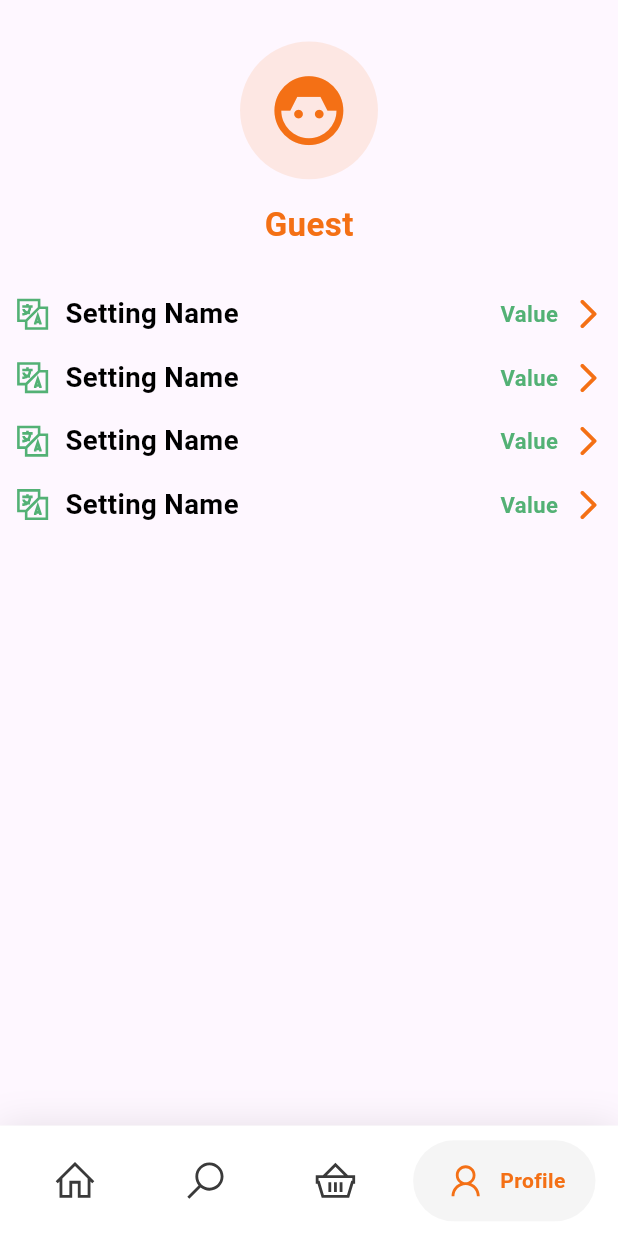
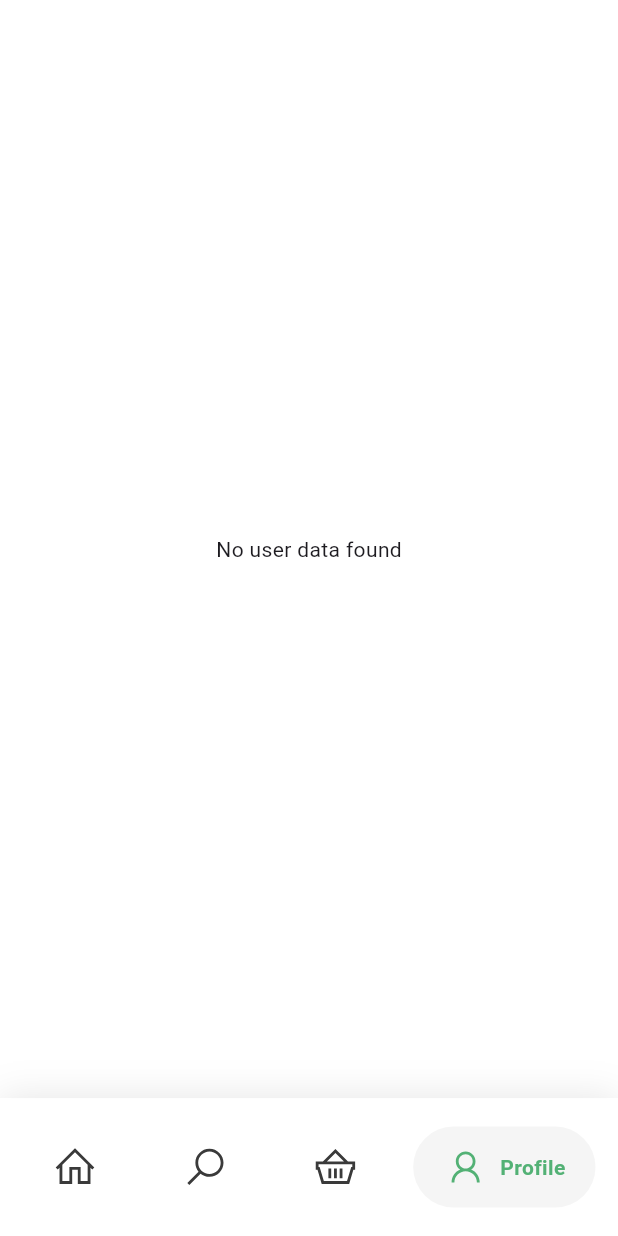
Before and after one commit to aliarfeen/vorratgo, a Flutter app: the MainNavigationScreen screen opened by its route, item 4 of the bottom bar chosen, on a phone screen of 412 x 824 dp. Run offline on Flutter 3.47's test engine with Material 3 defaults, Android fonts, the light colour scheme and no system bars; drawn by our look-alikes of google_nav_bar; our stand-ins replace bloc, cloud_firestore, dio, equatable, firebase_auth, firebase_core and 9 more; accounts and stored records are empty; statements that could not run were skipped.

Commit message:
performed Profile center UI / logic / DI

```diff
--- a/lib/core/DI/web_services/web_services_di.dart
+++ b/lib/core/DI/web_services/web_services_di.dart
@@ -3,6 +3,7 @@ import 'package:dio/dio.dart';
 import 'package:get_it/get_it.dart';
 import 'package:shared_preferences/shared_preferences.dart';
 import 'package:firebase_auth/firebase_auth.dart';
+import 'package:vorratgo/core/data/repository/local_repository.dart';
 import 'package:vorratgo/core/data/repository/user_repository.dart';
 import 'package:vorratgo/core/data/repository/user_repository_impl.dart';
 import 'package:vorratgo/core/network/api_service.dart';
@@ -13,19 +14,16 @@ import 'package:vorratgo/features/products/data/repository/products_repo_impleme
 import 'package:vorratgo/features/products/data/sources/product_remote_data_source_impl.dart';
 import 'package:vorratgo/core/cubits/user_auth_cubit/firebase_email_password_auth_cubit.dart';
 import 'package:vorratgo/core/cubits/user_profile_cubit/user_profile_cubit.dart';
+import 'package:vorratgo/features/profile_center/cubit/user_center_cubit.dart';
 
 final sl = GetIt.instance;
 
 Future<void> initDI() async {
-  // ---------------------------
   // Dio & Api
-  // ---------------------------
   sl.registerLazySingleton<Dio>(() => DioFactory.createDio());
   sl.registerLazySingleton<ApiService>(() => ApiService(sl()));
 
-  // ---------------------------
   // Firebase & SharedPrefs
-  // ---------------------------
   sl.registerLazySingleton<FirebaseAuth>(() => FirebaseAuth.instance);
   sl.registerLazySingleton<FirebaseFirestore>(() => FirebaseFirestore.instance);
 
@@ -33,28 +31,28 @@ Future<void> initDI() async {
     final sharedPrefs = await SharedPreferences.getInstance();
     sl.registerLazySingleton<SharedPreferences>(() => sharedPrefs);
   }
-  // ---------------------------
-  //  Product Feature
-  // ---------------------------
+
+  // Local Repo
+  sl.registerLazySingleton<LocalRepo>(() => LocalRepo());
+
+  // Product Feature
   sl.registerLazySingleton<ProductRemoteDataSourceImpl>(
     () => ProductRemoteDataSourceImpl(sl()),
   );
-
   sl.registerLazySingleton<ProductRepository>(
     () => ProductRepositoryImpl(sl()),
   );
-
   sl.registerFactory(() => ProductCubit(sl()));
 
-  // ---------------------------
-  //  User Repository & Cubits
-  // ---------------------------
+  // User Repository & Cubits
   sl.registerLazySingleton<UserRepository>(
     () => UserRepositoryImpl(sl<FirebaseAuth>(), sl<FirebaseFirestore>()),
   );
 
   sl.registerFactory(
-    () => FirebaseEmailPasswordAuthCubit(sl<UserRepository>()),
+    () => FirebaseEmailPasswordAuthCubit(sl<UserRepository>(), sl<LocalRepo>()),
   );
   sl.registerFactory(() => UserProfileCubit(sl<UserRepository>()));
+
+  sl.registerFactory(() => UserProfileCenterCubit(sl<LocalRepo>()));
 }
--- a/lib/core/cubits/user_auth_cubit/firebase_email_password_auth_cubit.dart
+++ b/lib/core/cubits/user_auth_cubit/firebase_email_password_auth_cubit.dart
@@ -2,6 +2,7 @@ import 'package:bloc/bloc.dart';
 import 'package:equatable/equatable.dart';
 import 'package:flutter/material.dart';
 import 'package:vorratgo/core/data/model/user.dart';
+import 'package:vorratgo/core/data/repository/local_repository.dart';
 import 'package:vorratgo/core/data/repository/user_repository.dart';
 
 part 'firebase_email_password_auth_state.dart';
@@ -9,8 +10,9 @@ part 'firebase_email_password_auth_state.dart';
 class FirebaseEmailPasswordAuthCubit
     extends Cubit<FirebaseEmailPasswordAuthState> {
   final UserRepository userRepository;
+  final LocalRepo localRepo;
 
-  FirebaseEmailPasswordAuthCubit(this.userRepository)
+  FirebaseEmailPasswordAuthCubit(this.userRepository, this.localRepo)
     : super(FirebaseEmailPasswordAuthInitial());
 
   final GlobalKey<FormState> loginFormKey = GlobalKey<FormState>();
@@ -48,9 +50,13 @@ class FirebaseEmailPasswordAuthCubit
         email: emailController.text.trim(),
         password: passwordController.text.trim(),
       );
+      // After successful login, fetch user data and save it locally
+      final userModel = UserModel.fromMap(data!);
+      await localRepo.saveUser(userModel);
 
       if (data != null) {
         final user = UserModel.fromMap(data);
+
         emit(FirebaseEmailPasswordLogInSuccess(user));
       } else {
         emit(FirebaseEmailPasswordLogInFailure('User data not found'));
--- a/lib/core/data/repository/local_repository.dart
+++ b/lib/core/data/repository/local_repository.dart
@@ -1,24 +1,30 @@
 import 'dart:convert';
 import 'package:shared_preferences/shared_preferences.dart';
+import 'package:vorratgo/core/DI/web_services/web_services_di.dart';
 import 'package:vorratgo/core/data/model/user.dart';
 
 class LocalRepo {
-  static const String userKey = 'cached_user';
+  final SharedPreferences prefs = sl<SharedPreferences>();
 
   Future<void> saveUser(UserModel user) async {
-    final prefs = await SharedPreferences.getInstance();
-    await prefs.setString(userKey, jsonEncode(user.toMap()));
+    await prefs.setString('user', jsonEncode(user.toMap()));
   }
 
-  Future<UserModel?> getUser() async {
-    final prefs = await SharedPreferences.getInstance();
-    final data = prefs.getString(userKey);
+  UserModel? getUser() {
+    final data = prefs.getString('user');
     if (data == null) return null;
     return UserModel.fromMap(jsonDecode(data));
   }
 
-  Future<void> clearUser() async {
-    final prefs = await SharedPreferences.getInstance();
-    await prefs.remove(userKey);
+  Future<void> saveGuestMode(bool isGuest) async {
+    await prefs.setBool('isGuest', isGuest);
+  }
+
+  bool getGuestMode() {
+    return prefs.getBool('isGuest') ?? false;
+  }
+
+  Future<void> clearAll() async {
+    await prefs.clear();
   }
 }
--- a/lib/core/routing/app_router.dart
+++ b/lib/core/routing/app_router.dart
@@ -3,6 +3,7 @@ import 'package:flutter_bloc/flutter_bloc.dart';
 import 'package:vorratgo/core/DI/shared_prefernces/shared_pref_di.dart';
 import 'package:vorratgo/core/widgets/main_navigation_screen.dart';
 import 'package:vorratgo/core/cubits/user_auth_cubit/firebase_email_password_auth_cubit.dart';
+import 'package:vorratgo/features/authentication/presentation/pages/auth_gate.dart';
 import 'package:vorratgo/features/authentication/presentation/pages/email_auth.dart';
 import 'package:vorratgo/features/onboarding/bloc/cubit/onboarding_cubit.dart';
 import 'package:vorratgo/features/landing/presentation/widgets/landing.dart';
@@ -26,6 +27,8 @@ class AppRouter {
         return MaterialPageRoute(builder: (_) => const HomeScreen());
       case '/selectLanguage':
         return MaterialPageRoute(builder: (_) => const SelectLanguageScreen());
+      case '/authGate':
+        return MaterialPageRoute(builder: (_) => const AuthGatePage());
       case '/emailPasswordAuth':
         return MaterialPageRoute(
           builder:
--- a/lib/core/routing/routes.dart
+++ b/lib/core/routing/routes.dart
@@ -8,5 +8,6 @@ class Routes {
   static const String products = '/products';
   static const String productDetails = '/productDetails';
   static const String emailPasswordAuth = '/emailPasswordAuth';
+  static const String authGate = '/authGate';
   static const String initialRoute = '/'; // MainNavigationScreen
 }
--- a/lib/core/widgets/main_navigation_screen.dart
+++ b/lib/core/widgets/main_navigation_screen.dart
@@ -22,17 +22,18 @@ class _MainNavigationScreenState extends State<MainNavigationScreen> {
     HomeScreen(),
     Text('Search', style: optionStyle),
     Text('cart', style: optionStyle),
-    ProfileCenterScreen(),
+    ProfileCenter(),
   ];
 
   @override
   Widget build(BuildContext context) {
-    return SafeArea(
-      child: Scaffold(
+    return Scaffold(
       backgroundColor: Colors.white,
-        body: Center(child: _widgetOptions.elementAt(_selectedIndex)),
+      body: SafeArea(
+        child: Center(child: _widgetOptions.elementAt(_selectedIndex)),
+      ),
       bottomNavigationBar: Container(
-          height: 80.h,
+        height: 100.h,
         decoration: BoxDecoration(
           color: Colors.white,
           boxShadow: [
@@ -41,15 +42,12 @@ class _MainNavigationScreenState extends State<MainNavigationScreen> {
         ),
         child: SafeArea(
           child: Padding(
-              padding: const EdgeInsets.symmetric(
-                horizontal: 15.0,
-                vertical: 8,
-              ),
+            padding: const EdgeInsets.symmetric(horizontal: 15.0, vertical: 8),
             child: GNav(
               rippleColor: Colors.grey[300]!,
               hoverColor: Colors.grey[100]!,
               gap: 8,
-                activeColor: AppColors.orange,
+              activeColor: AppColors.green,
               iconSize: 30,
               padding: EdgeInsets.symmetric(horizontal: 20, vertical: 12),
               duration: Duration(milliseconds: 200),
@@ -75,7 +73,6 @@ class _MainNavigationScreenState extends State<MainNavigationScreen> {
           ),
         ),
       ),
-      ),
     );
   }
 }
--- /dev/null
+++ b/lib/features/profile_center/cubit/user_center_cubit.dart
@@ -0,0 +1,20 @@
+import 'package:flutter_bloc/flutter_bloc.dart';
+import 'package:vorratgo/core/data/model/user.dart';
+import 'package:vorratgo/core/data/repository/local_repository.dart';
+
+part 'user_center_state.dart';
+
+class UserProfileCenterCubit extends Cubit<UserProfileCenterState> {
+  final LocalRepo localRepo;
+
+  UserProfileCenterCubit(this.localRepo) : super(UserProfileInitial());
+
+  void loadUserProfile() {
+    final user = localRepo.getUser();
+    if (user != null) {
+      emit(UserProfileLoaded(user));
+    } else {
+      emit(UserProfileError('No user data found'));
+    }
+  }
+}
--- /dev/null
+++ b/lib/features/profile_center/cubit/user_center_state.dart
@@ -0,0 +1,15 @@
+part of 'user_center_cubit.dart';
+
+abstract class UserProfileCenterState {}
+
+class UserProfileInitial extends UserProfileCenterState {}
+
+class UserProfileLoaded extends UserProfileCenterState {
+  final UserModel user;
+  UserProfileLoaded(this.user);
+}
+
+class UserProfileError extends UserProfileCenterState {
+  final String message;
+  UserProfileError(this.message);
+}
--- a/lib/features/profile_center/presentation/screens/profile_center.dart
+++ b/lib/features/profile_center/presentation/screens/profile_center.dart
@@ -1,44 +1,141 @@
+import 'package:firebase_auth/firebase_auth.dart';
 import 'package:flutter/material.dart';
-import 'package:flutter_screenutil/flutter_screenutil.dart';
-import 'package:vorratgo/core/helpers/spacers.dart';
+import 'package:flutter_bloc/flutter_bloc.dart';
+import 'package:vorratgo/core/DI/web_services/web_services_di.dart';
 import 'package:vorratgo/core/theming/constants.dart';
-import 'package:vorratgo/features/profile_center/presentation/widgets/setting_list_item.dart';
+import 'package:vorratgo/features/profile_center/cubit/user_center_cubit.dart';
+import 'package:vorratgo/features/profile_center/presentation/widgets/profile_menu_item.dart';
 
-class ProfileCenterScreen extends StatelessWidget {
-  const ProfileCenterScreen({super.key});
+class ProfileCenter extends StatelessWidget {
+  const ProfileCenter({super.key});
 
   @override
   Widget build(BuildContext context) {
-    return Scaffold(
-      body: Padding(
-        padding: EdgeInsets.symmetric(vertical: 30.0.h, horizontal: 8.0.w),
-        child: SingleChildScrollView(
-          child: Column(
-            mainAxisAlignment: MainAxisAlignment.start,
+    return BlocProvider(
+      create: (_) => sl<UserProfileCenterCubit>()..loadUserProfile(),
+
+      child: Scaffold(
+        backgroundColor: Colors.white,
+        body: BlocBuilder<UserProfileCenterCubit, UserProfileCenterState>(
+          builder: (context, state) {
+            if (state is UserProfileLoaded) {
+              final user = state.user;
+              return Column(
                 children: [
-              CircleAvatar(
-                radius: 50.r,
-                backgroundColor: AppColors.orange.withAlpha(30),
-                child: Icon(
-                  Icons.face_6_sharp,
-                  size: 60.sp,
-                  color: AppColors.orange,
+                  const SizedBox(height: 20),
+
+                  // --- Profile Header ---
+                  ListTile(
+                    leading: CircleAvatar(
+                      radius: 28,
+                      child: ClipRRect(
+                        borderRadius: BorderRadius.circular(28),
+                        child: Container(
+                          color: AppColors.green,
+                          height: 50,
+                          width: 50,
+                          child: Center(
+                            child: Text(
+                              user.name.substring(0, 1).toUpperCase(),
+                              style: TextStyles.white24Bold,
                             ),
                           ),
-              verticalSpacer(16.h),
-              Text(
-                Localizations.localeOf(context).languageCode == 'ar'
-                    ? 'زائر'
-                    : 'Guest',
-                style: TextStyles.orange24Bold,
                         ),
-              verticalSpacer(32.h),
-              SettingListItem(),
-              SettingListItem(),
-              SettingListItem(),
-              SettingListItem(),
+                      ),
+                    ),
+                    title: Text(
+                      user.name,
+                      style: TextStyle(
+                        fontWeight: FontWeight.w600,
+                        fontSize: 18,
+                      ),
+                    ),
+                    subtitle: Text(
+                      user.email,
+                      style: TextStyle(color: Colors.grey),
+                    ),
+                    trailing: IconButton(
+                      onPressed: () {},
+                      icon: const Icon(Icons.edit, color: Colors.green),
+                    ),
+                  ),
+
+                  const SizedBox(height: 10),
+                  const Divider(),
+
+                  // --- Menu List ---
+                  Expanded(
+                    child: ListView(
+                      children: const [
+                        ProfileMenuItem(
+                          icon: Icons.shopping_bag_outlined,
+                          title: 'Orders',
+                        ),
+                        ProfileMenuItem(
+                          icon: Icons.person_outline,
+                          title: 'My Details',
+                        ),
+                        ProfileMenuItem(
+                          icon: Icons.location_on_outlined,
+                          title: 'Delivery Address',
+                        ),
+                        ProfileMenuItem(
+                          icon: Icons.credit_card_outlined,
+                          title: 'Payment Methods',
+                        ),
+                        ProfileMenuItem(
+                          icon: Icons.local_offer_outlined,
+                          title: 'Promo Card',
+                        ),
+                        ProfileMenuItem(
+                          icon: Icons.notifications_outlined,
+                          title: 'Notifications',
+                        ),
+                        ProfileMenuItem(
+                          icon: Icons.help_outline,
+                          title: 'Help',
+                        ),
+                        ProfileMenuItem(
+                          icon: Icons.info_outline,
+                          title: 'About',
+                        ),
                       ],
                     ),
+                  ),
+
+                  // --- Logout Button ---
+                  Padding(
+                    padding: const EdgeInsets.symmetric(
+                      horizontal: 16,
+                      vertical: 12,
+                    ),
+                    child: ElevatedButton.icon(
+                      onPressed: () {},
+                      icon: const Icon(Icons.logout, color: Colors.green),
+                      label: const Text(
+                        'Log Out',
+                        style: TextStyle(
+                          color: Colors.green,
+                          fontWeight: FontWeight.w600,
+                        ),
+                      ),
+                      style: ElevatedButton.styleFrom(
+                        backgroundColor: const Color(0xffF6F6F6),
+                        elevation: 0,
+                        minimumSize: const Size(double.infinity, 50),
+                        shape: RoundedRectangleBorder(
+                          borderRadius: BorderRadius.circular(12),
+                        ),
+                      ),
+                    ),
+                  ),
+                ],
+              );
+            } else if (state is UserProfileError) {
+              return Center(child: Text(state.message));
+            }
+            return const Center(child: CircularProgressIndicator());
+          },
         ),
       ),
     );
--- /dev/null
+++ b/lib/features/profile_center/presentation/widgets/profile_menu_item.dart
@@ -0,0 +1,18 @@
+import 'package:flutter/material.dart';
+
+class ProfileMenuItem extends StatelessWidget {
+  final IconData icon;
+  final String title;
+
+  const ProfileMenuItem({required this.icon, required this.title});
+
+  @override
+  Widget build(BuildContext context) {
+    return ListTile(
+      leading: Icon(icon, color: Colors.black87),
+      title: Text(title, style: const TextStyle(fontWeight: FontWeight.w500)),
+      trailing: const Icon(Icons.arrow_forward_ios_rounded, size: 16),
+      onTap: () {},
+    );
+  }
+}
```
Lines whose indentation alone changed are shown as unchanged.
